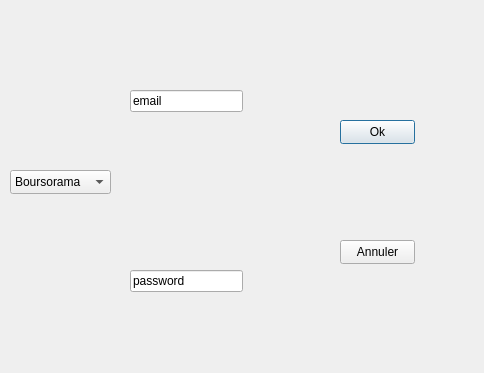
The window that fermer_compte.ui (DjallalChafai/gestion-banque) describes before a commit, drawn with Qt 5.
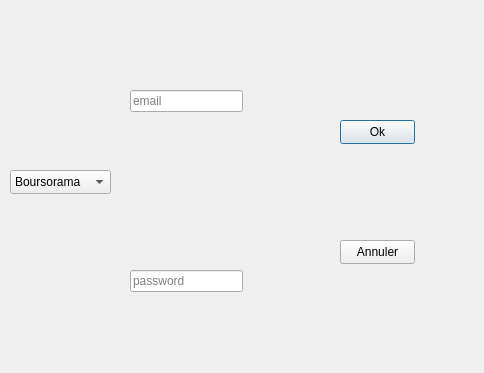
The same window after the commit.

Patch:
```diff
--- a/fermer_compte.ui
+++ b/fermer_compte.ui
@@ -48,7 +48,7 @@
      <height>22</height>
     </rect>
    </property>
-   <property name="text">
+   <property name="placeholderText">
     <string>email</string>
    </property>
   </widget>
@@ -61,7 +61,7 @@
      <height>22</height>
     </rect>
    </property>
-   <property name="text">
+   <property name="placeholderText">
     <string>password</string>
    </property>
   </widget>
```
